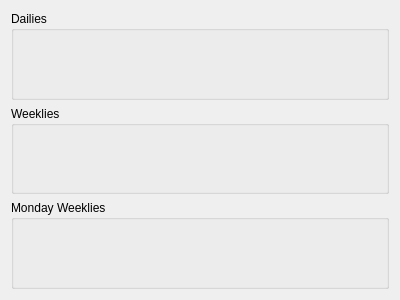
Old version of the form MapleDailyTracker/trackertabcontent.ui in the repository BryceCallender/OldMapleTracker.
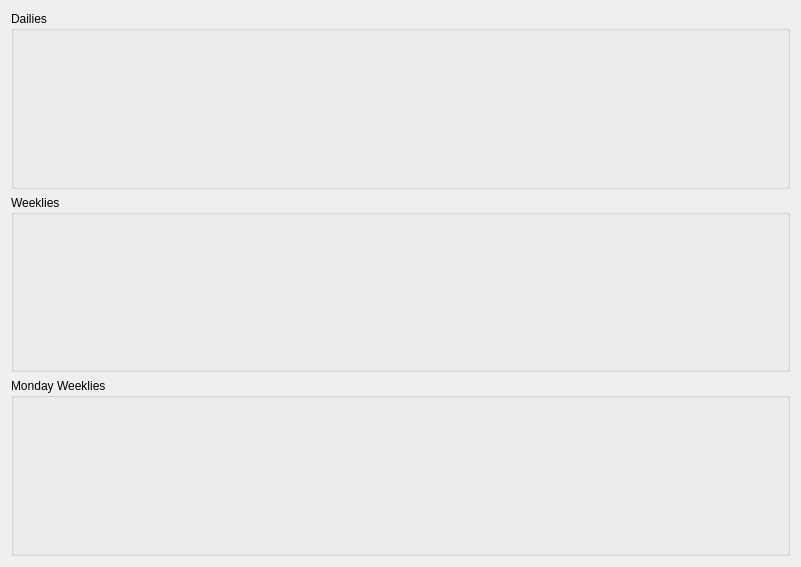
New version of the form.

What changed in the file:
```diff
--- a/MapleDailyTracker/trackertabcontent.ui
+++ b/MapleDailyTracker/trackertabcontent.ui
@@ -6,8 +6,8 @@
    <rect>
     <x>0</x>
     <y>0</y>
-    <width>400</width>
-    <height>300</height>
+    <width>801</width>
+    <height>567</height>
    </rect>
   </property>
   <property name="windowTitle">
```
